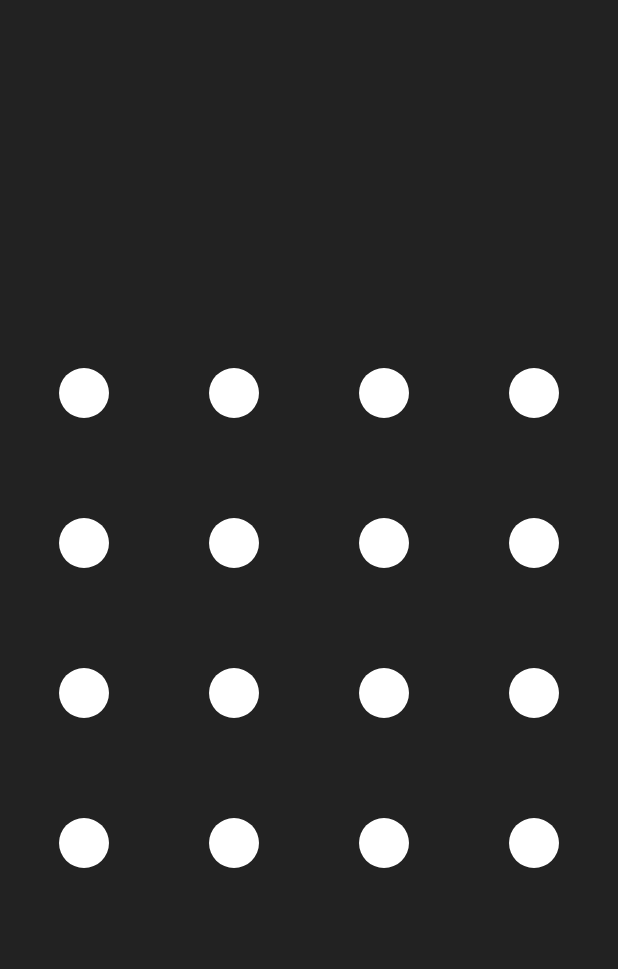
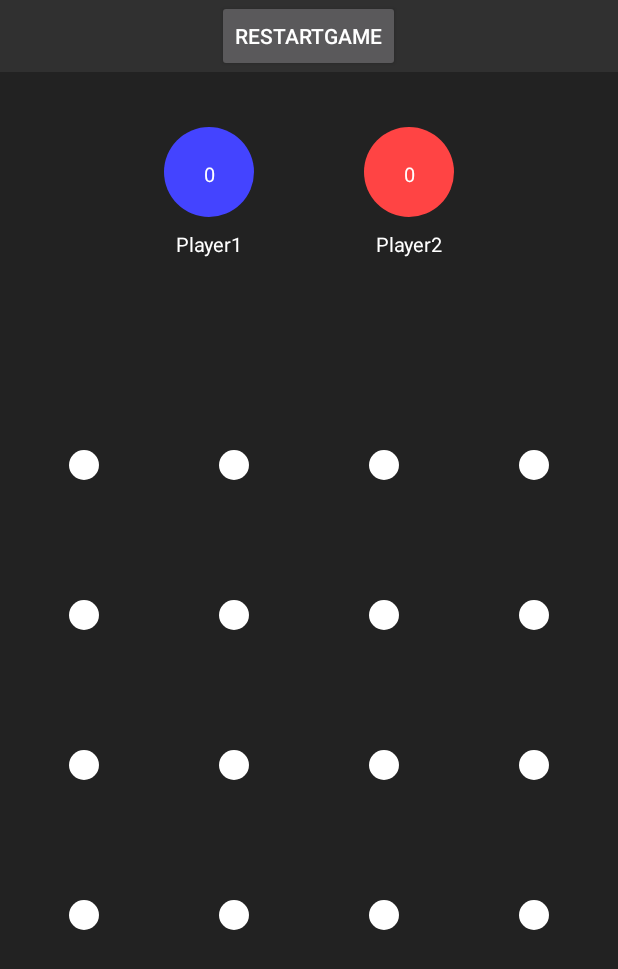
Before and after one commit to Terminatorking/dotsAndBoxes, an Android app: the screen it shows after launch (MainActivity), on a phone screen of 412 x 824 dp. Shown: the top 969 px of the screen. Run offline under Robolectric (Android 15) with nearby library versions, the phone set to English and light mode, and no system bars.

Commit message:
create player one and player two view and handle winner logic and some cleaning

```diff
--- a/app/src/main/AndroidManifest.xml
+++ b/app/src/main/AndroidManifest.xml
@@ -14,7 +14,7 @@
         android:theme="@style/Theme.AppCompat.NoActionBar"
         tools:targetApi="31">
         <activity
-            android:name=".MainActivity"
+            android:name=".activities.MainActivity"
             android:exported="true">
             <intent-filter>
                 <action android:name="android.intent.action.MAIN" />
--- a/app/src/main/java/com/soheil/dotsandboxes/G.java
+++ b/app/src/main/java/com/soheil/dotsandboxes/G.java
@@ -5,10 +5,14 @@ import android.content.Context;
 
 public class G extends Application {
     public static Context context;
+    public static int screenWidth;
+    public static int screenHeight;
 
     @Override
     public void onCreate() {
         super.onCreate();
         context = getApplicationContext();
+        screenWidth = G.context.getResources().getDisplayMetrics().widthPixels;
+        screenHeight = G.context.getResources().getDisplayMetrics().heightPixels;
     }
 }
--- /dev/null
+++ b/app/src/main/java/com/soheil/dotsandboxes/activities/MainActivity.java
@@ -0,0 +1,24 @@
+package com.soheil.dotsandboxes.activities;
+
+import android.os.Bundle;
+import android.view.View;
+import android.widget.Button;
+
+import androidx.appcompat.app.AppCompatActivity;
+
+import com.soheil.dotsandboxes.R;
+import com.soheil.dotsandboxes.views.GameView;
+
+
+public class MainActivity extends AppCompatActivity {
+    @Override
+    protected void onCreate(Bundle savedInstanceState) {
+        super.onCreate(savedInstanceState);
+        setContentView(R.layout.activity_main);
+        Button btn_restart = findViewById(R.id.btn_restart);
+        GameView gameView = findViewById(R.id.GameView);
+        btn_restart.setOnClickListener(view -> {
+            gameView.restartGame();
+        });
+    }
+}
--- a/app/src/main/java/com/soheil/dotsandboxes/GameView.java
+++ b/app/src/main/java/com/soheil/dotsandboxes/views/GameView.java
@@ -1,11 +1,10 @@
-package com.soheil.dotsandboxes;
+package com.soheil.dotsandboxes.views;
 
 import android.content.Context;
 import android.graphics.Canvas;
 import android.graphics.Color;
 import android.graphics.Paint;
 import android.util.AttributeSet;
-import android.util.DisplayMetrics;
 import android.view.MotionEvent;
 import android.view.View;
 
@@ -13,14 +12,15 @@ import androidx.annotation.NonNull;
 import androidx.annotation.Nullable;
 
 import com.google.android.material.snackbar.Snackbar;
+import com.soheil.dotsandboxes.G;
 
 import java.util.ArrayList;
 import java.util.Collections;
 
 @SuppressWarnings("all")
 public class GameView extends View {
-    private final String player1Color = "#4444ff";
-    private final String player2Color = "#ff4444";
+    private final int player1Color = Color.parseColor("#4444ff");
+    private final int player2Color = Color.parseColor("#ff4444");
     private boolean isSide1 = true;
     private int cols = 4;
     private int rows = 4;
@@ -34,8 +34,11 @@ public class GameView extends View {
     private Paint homePaint;
     private float touchX;
     private float touchY;
-    private final ArrayList<Line> lines = new ArrayList<>();
-    private final ArrayList<Home> homes = new ArrayList<>();
+    private ArrayList<Line> lines = new ArrayList<>();
+    private ArrayList<Home> homes = new ArrayList<>();
+    private boolean isGameOver = false;
+    private int player1Score = 0;
+    private int player2Score = 0;
 
     private static class Home {
         public int i;
@@ -55,7 +58,6 @@ public class GameView extends View {
         public Position(int x, int y) {
             this.x = x;
             this.y = y;
-
         }
     }
 
@@ -77,7 +79,6 @@ public class GameView extends View {
         public int i2;
         public int j2;
         public int playerIndex;
-
 
         public Line(int i1, int j1, int i2, int j2, int playerIndex) {
             this.i1 = i1;
@@ -106,27 +107,60 @@ public class GameView extends View {
 
     @Override
     protected void onDraw(@NonNull Canvas canvas) {
+        if (isInEditMode()) {
+            return;
+        }
         super.onDraw(canvas);
         canvas.drawColor(Color.parseColor("#222222"));
         for (Line line : lines) {
             connect(canvas, line);
         }
-        for (Home home : homes) {
-            if (home.playerIndex == 1) {
-                homePaint.setColor(Color.parseColor(player1Color));
-            } else {
-                homePaint.setColor(Color.parseColor(player2Color));
-            }
-            Position position = computePosition(home.i, home.j);
-            canvas.drawCircle(position.x + (space / 2), position.y - (space / 2), radius, homePaint);
+        drawPlayersCircle(canvas);
+        drawDots(canvas);
+        int halfScreenWidth = G.screenWidth / 2;
+        homePaint.setColor(player1Color);
+        canvas.drawCircle(halfScreenWidth - 100, 100, radius * 3, homePaint);
+        canvas.drawText("" + player1Score, halfScreenWidth - 100, 110, textPaint);
+        canvas.drawText("Player1", halfScreenWidth - 100, 180, textPaint);
+        homePaint.setColor(player2Color);
+        canvas.drawCircle(halfScreenWidth + 100, 100, radius * 3, homePaint);
+        canvas.drawText("" + player2Score, halfScreenWidth + 100, 110, textPaint);
+        canvas.drawText("Player2", halfScreenWidth + 100, 180, textPaint);
+        String message;
+        if (player1Score > player2Score) {
+            message = "Player One Won";
+        } else if (player2Score > player1Score) {
+            message = "Player Two Won";
+        } else {
+            message = "Game Draw";
         }
+        if (homes.size() == (cols - 1) * (rows - 1)) {
+            isGameOver = true;
+            canvas.drawText(message, halfScreenWidth, getHeight() - 100, textPaint);
+        }
+    }
+
+    private void drawDots(@NonNull Canvas canvas) {
         for (int i = 0; i < cols; i++) {
             for (int j = 0; j < rows; j++) {
                 Position point = computePosition(i, j);
-                canvas.drawCircle(point.x, point.y, radius + 10, circlePaint);
+                canvas.drawCircle(point.x, point.y, radius, circlePaint);
             }
         }
+    }
 
+    private void drawPlayersCircle(@NonNull Canvas canvas) {
+        for (Home home : homes) {
+            if (home.playerIndex == 1) {
+                homePaint.setColor(player1Color);
+            } else {
+                homePaint.setColor(player2Color);
+            }
+            Position position = computePosition(home.i, home.j);
+            canvas.drawCircle(position.x + (space / 2),
+                    position.y - (space / 2),
+                    radius + 10, homePaint);
+        }
     }
 
     private Position computePosition(int i, int j) {
@@ -136,6 +170,19 @@ public class GameView extends View {
     }
 
     private void initialize() {
+        if (isInEditMode()) {
+            return;
+        }
+        setPoints();
+        int boxWidth = (cols - 1) * space;
+        int boxHeight = (rows - 1) * space;
+        int screenWidth = G.screenWidth;
+        int screenHeight = G.screenHeight;
+        offsetX = (screenWidth - boxWidth) / 2;
+        offsetY = (screenHeight - boxHeight) / 2;
+    }
+
+    private void setPoints() {
         circlePaint = new Paint();
         circlePaint.setStyle(Paint.Style.FILL);
         circlePaint.setColor(Color.WHITE);
@@ -153,22 +200,15 @@ public class GameView extends View {
         homePaint = new Paint();
         homePaint.setAntiAlias(true);
         homePaint.setStyle(Paint.Style.FILL_AND_STROKE);
-        int boxWidth = (cols - 1) * space;
-        int boxHeight = (rows - 1) * space;
-        DisplayMetrics displayMetrics = G.context.getResources().getDisplayMetrics();
-        int screenWidth = displayMetrics.widthPixels;
-        int screenHeight = displayMetrics.heightPixels;
-        offsetX = (screenWidth - boxWidth) / 2;
-        offsetY = (screenHeight - boxHeight) / 2;
     }
 
     private void connect(Canvas canvas, Line line) {
         Position p1 = computePosition(line.i1, line.j1);
         Position p2 = computePosition(line.i2, line.j2);
         if (line.playerIndex == 1) {
-            linePaint.setColor(Color.parseColor(player1Color));
+            linePaint.setColor(player1Color);
         } else {
-            linePaint.setColor(Color.parseColor(player2Color));
+            linePaint.setColor(player2Color);
         }
         canvas.drawLine(p1.x, p1.y, p2.x, p2.y, linePaint);
     }
@@ -176,11 +216,13 @@ public class GameView extends View {
 
     @Override
     public boolean onTouchEvent(MotionEvent event) {
+        if (isGameOver) {
+            return true;
+        }
         touchX = event.getX();
         touchY = event.getY();
         detectConnectingLine();
         invalidate();
-        isSide1 = !isSide1;
         return super.onTouchEvent(event);
     }
 
@@ -233,21 +275,34 @@ public class GameView extends View {
                 home2 = new Home(firstPoint.i, firstPoint.j - 1);
             }
         }
-//        if (firstPoint.diff > (float) space / 2) {
-//            return;
-//        }
+        if (firstPoint.diff > (float) space / 1.3) {
+            return;
+        }
+        for (Line line : lines) {
+            if (line.i1 == firstPoint.i &&
+                    line.j1 == firstPoint.j &&
+                    line.i2 == secondPoint.i &&
+                    line.j2 == secondPoint.j) {
+                return;
+            }
+        }
         Line line = new Line(firstPoint.i, firstPoint.j,
                 secondPoint.i, secondPoint.j, isSide1 ? 1 : 2);
         lines.add(line);
+        boolean wonHome1 = false;
+        boolean wonHome2 = false;
         if (home1 != null) {
-            checkHome(home1);
+            wonHome1 = checkHome(home1);
         }
         if (home2 != null) {
-            checkHome(home2);
+            wonHome2 = checkHome(home2);
+        }
+        if (!wonHome1 && !wonHome2) {
+            isSide1 = !isSide1;
         }
     }
 
-    private void checkHome(Home home) {
+    private boolean checkHome(Home home) {
         int i = home.i;
         int j = home.j;
         boolean leftConnected = false;
@@ -280,10 +335,27 @@ public class GameView extends View {
         if (isFullConnected) {
             home.playerIndex = isSide1 ? 1 : 2;
             homes.add(home);
+            if (home.playerIndex == 1) {
+                player1Score++;
+            } else {
+                player2Score++;
+            }
+            return true;
         }
+        return false;
     }
 
     private void showSnackBar(View view, String string, int lenght) {
         Snackbar.make(view, string, lenght).show();
     }
+
+    public void restartGame() {
+        isSide1 = true;
+        isGameOver = false;
+        player1Score = 0;
+        player2Score = 0;
+        lines.clear();
+        homes.clear();
+        invalidate();
+    }
 }
--- a/app/src/main/res/layout/activity_main.xml
+++ b/app/src/main/res/layout/activity_main.xml
@@ -6,9 +6,17 @@
     android:layout_width="match_parent"
     android:layout_height="match_parent"
     android:orientation="vertical"
-    tools:context=".MainActivity">
+    tools:context=".activities.MainActivity">
 
-    <com.soheil.dotsandboxes.GameView
+    <Button
+        android:id="@+id/btn_restart"
+        android:layout_width="wrap_content"
+        android:layout_height="wrap_content"
+        android:layout_gravity="center"
+        android:text="RestartGame" />
+
+    <com.soheil.dotsandboxes.views.GameView
+        android:id="@+id/GameView"
         android:layout_width="match_parent"
         android:layout_height="match_parent" />
 </LinearLayout>
```
Also changed, not shown: app/src/main/java/com/soheil/dotsandboxes/MainActivity.java (deleted, +0 -14 lines).
